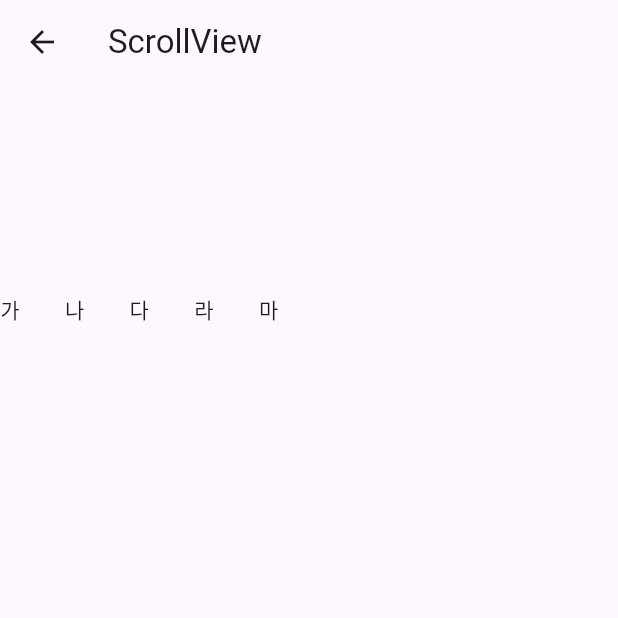
After one commit to leemuuns/smwu_202508, a Flutter app: the screen it shows after launch, after a tap on "ScrollView", on a phone screen of 412 x 824 dp, the top half of it. The commit adds this screen. Run offline on Flutter 3.47's test engine with Material 3 defaults, Android fonts, the phone set to English and light mode, and no system bars.

Commit message:
scrollview_screen.dart 추가

```diff
--- a/lib/screen/button_screen.dart
+++ b/lib/screen/button_screen.dart
@@ -8,6 +8,7 @@ import 'package:smwu_202508/screen/image/image_screen.dart';
 import 'package:smwu_202508/screen/row/column_row_practice_screen.dart';
 import 'package:smwu_202508/screen/row/row_practice_screen.dart';
 import 'package:smwu_202508/screen/row/row_screen.dart';
+import 'package:smwu_202508/screen/scrollview/scrollview_screen.dart';
 import 'package:smwu_202508/screen/stack/stack_practice_screen.dart';
 import 'package:smwu_202508/screen/stack/stack_screen.dart';
 import 'package:smwu_202508/screen/text/text_practice_screen.dart';
@@ -99,6 +100,12 @@ class ButtonScreen extends StatelessWidget {
                 return StackPracticeScreen();
               },));
             }, child: Text("Stack 실습")),
+            SizedBox(height: 10),
+            ElevatedButton(onPressed: () {
+              Navigator.push(context, MaterialPageRoute(builder: (context) {
+                return ScrollviewScreen();
+              },));
+            }, child: Text("ScrollView")),
           ])),
     );
   }
--- /dev/null
+++ b/lib/screen/scrollview/scrollview_screen.dart
@@ -0,0 +1,42 @@
+import 'package:flutter/material.dart';
+
+class ScrollviewScreen extends StatelessWidget {
+  const ScrollviewScreen({super.key});
+
+  @override
+  Widget build(BuildContext context) {
+    return Scaffold(
+      appBar: AppBar(title: Text('ScrollView'),),
+      body: SizedBox(
+        width: 200, height: 300,
+        child: SingleChildScrollView(
+          padding: EdgeInsets.symmetric(vertical: 50), //가 위에 50만큼의 간격 생김
+          scrollDirection: Axis.horizontal,//가로 스크롤로 변경
+          child: Row(
+            children: [
+              Text("가"),
+              SizedBox(width: 30,),
+              //SizedBox(height: 30,),
+              Text("나"),
+              SizedBox(width: 30,),
+              //SizedBox(height: 30,),
+              Text("다"),
+              SizedBox(width: 30,),
+              //SizedBox(height: 30,),
+              Text("라"),
+              SizedBox(width: 30,),
+              //SizedBox(height: 30,),
+              Text("마"),
+              SizedBox(width: 30,),
+              //SizedBox(height: 30,),
+              Text("바"),
+              SizedBox(width: 30,),
+              //SizedBox(height: 30,),
+              Text("사"),
+            ],
+          ),
+        ),
+      ),
+    );
+  }
+}
```
